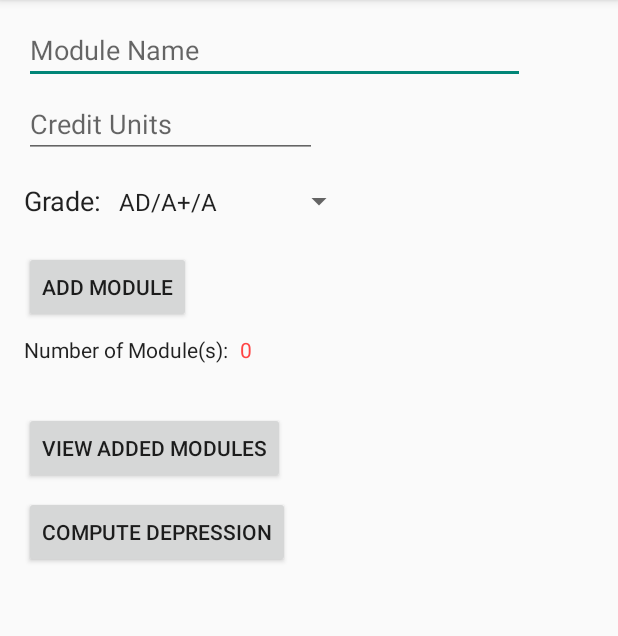
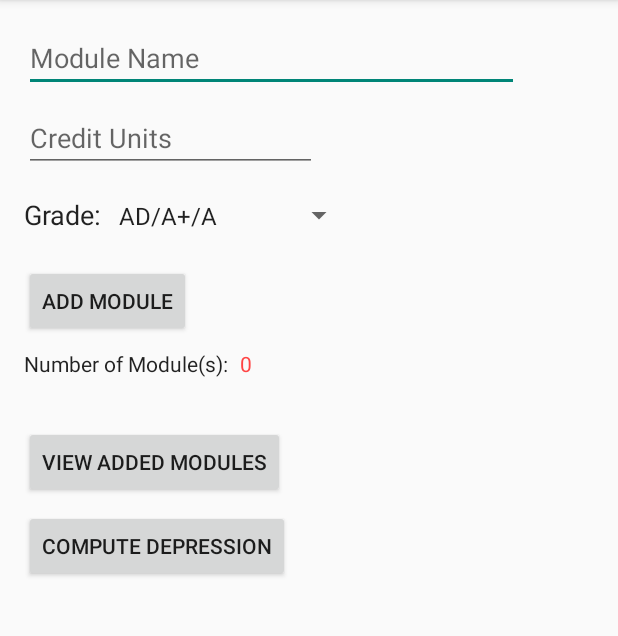
Before and after one commit to AndroidNoob69/GPACalculator, an Android app: the screen it shows after launch (MainActivity), on a phone screen of 412 x 824 dp, the part 84-720 px from its top. Run offline under Robolectric (Android 15) with nearby library versions, the phone set to English and light mode, and no system bars.

Commit message:
MainActivity View (All): Tweak dimensions
Signed-off-by: Carlsen Teo <carlsen@inspirous.us>

```diff
--- a/app/src/main/res/layout-land/activity_main.xml
+++ b/app/src/main/res/layout-land/activity_main.xml
@@ -8,8 +8,8 @@
 
     <EditText
         android:id="@+id/txtModName"
-        android:layout_width="334dp"
-        android:layout_height="40dp"
+        android:layout_width="330dp"
+        android:layout_height="45dp"
         android:layout_marginLeft="16dp"
         android:layout_marginTop="16dp"
         android:ems="10"
@@ -21,7 +21,7 @@
     <EditText
         android:id="@+id/txtCredUnits"
         android:layout_width="195dp"
-        android:layout_height="41dp"
+        android:layout_height="45dp"
         android:layout_marginLeft="16dp"
         android:layout_marginTop="8dp"
         android:ems="10"
@@ -100,7 +100,7 @@
         android:layout_width="wrap_content"
         android:layout_height="wrap_content"
         android:layout_marginLeft="16dp"
-        android:layout_marginTop="6dp"
+        android:layout_marginTop="2dp"
         android:onClick="computeGPA"
         android:text="@string/compute_gpa_ui"
         app:layout_constraintLeft_toLeftOf="parent"
--- a/app/src/main/res/layout/activity_main.xml
+++ b/app/src/main/res/layout/activity_main.xml
@@ -8,8 +8,8 @@
 
     <EditText
         android:id="@+id/txtModName"
-        android:layout_width="334dp"
-        android:layout_height="40dp"
+        android:layout_width="330dp"
+        android:layout_height="45dp"
         android:layout_marginLeft="16dp"
         android:layout_marginTop="16dp"
         android:ems="10"
@@ -21,7 +21,7 @@
     <EditText
         android:id="@+id/txtCredUnits"
         android:layout_width="195dp"
-        android:layout_height="41dp"
+        android:layout_height="45dp"
         android:layout_marginLeft="16dp"
         android:layout_marginTop="8dp"
         android:ems="10"
```
